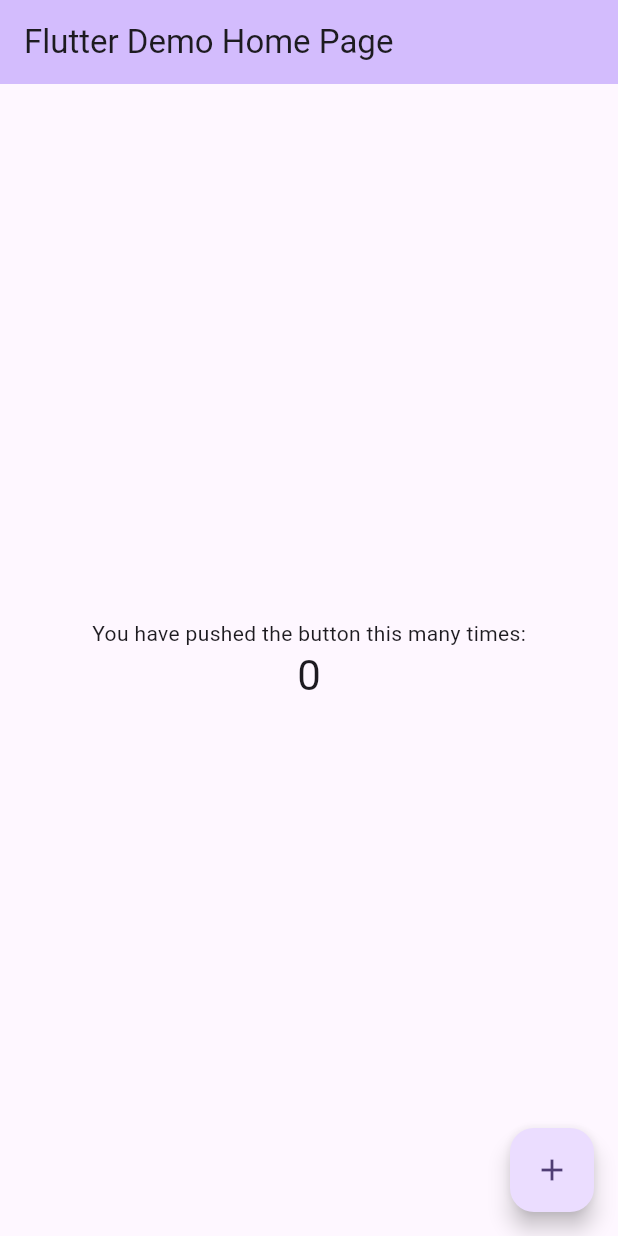
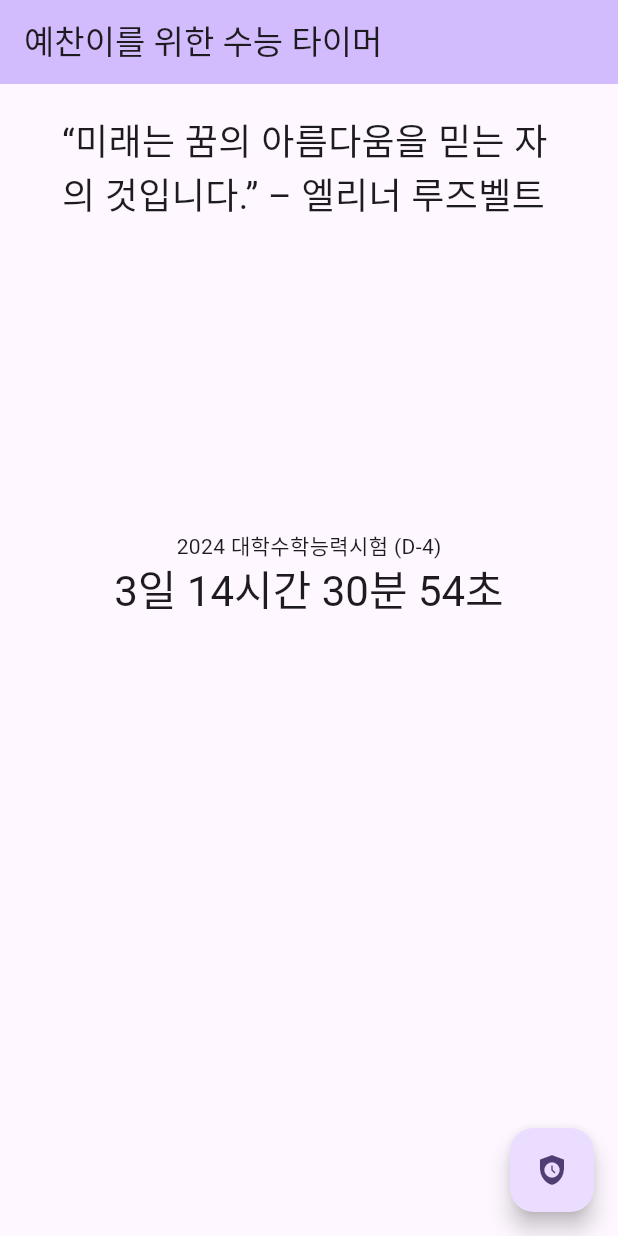
Before and after one commit to JeanValJean0520/yechanclock, a Flutter app: the screen it shows after launch, on a phone screen of 412 x 824 dp. Run offline on Flutter 3.47's test engine with Material 2 defaults, Android fonts, the phone set to English and light mode, and no system bars.

Commit message:
release v1

```diff
--- /dev/null
+++ b/lib/date.dart
@@ -0,0 +1,25 @@
+class DateData {
+  int nowYear   = 0;
+  int nowMonth  = 0;
+  int nowDay    = 0;
+  int nowHour   = 0;
+  int nowMinute = 0;
+  int nowSecond = 0;
+
+  int goalYear    = 2023;
+  int goalMonth   = 11;
+  int goalDay     = 16;
+  int goalHour    = 24;
+  int goalMinute  = 60;
+  int goalSecond  = 60;
+
+  getNowDateData(){
+    nowYear   = goalYear    - DateTime.now().year;
+    nowMonth  = goalMonth   - DateTime.now().month;
+    nowDay    = goalDay     - DateTime.now().day;
+    nowHour   = goalHour    - DateTime.now().hour;
+    nowMinute = goalMinute  - DateTime.now().minute;
+    nowSecond = goalSecond  - DateTime.now().second;
+  }
+
+}
--- a/lib/main.dart
+++ b/lib/main.dart
@@ -1,4 +1,10 @@
+import 'dart:async';
+import 'dart:math';
+
 import 'package:flutter/material.dart';
+import 'package:yechanclock/date.dart';
+import 'package:yechanclock/lock_page.dart';
+import 'package:yechanclock/word_data.dart';
 
 void main() {
   runApp(const MyApp());
@@ -7,47 +13,21 @@
 class MyApp extends StatelessWidget {
   const MyApp({super.key});
 
-  // This widget is the root of your application.
   @override
   Widget build(BuildContext context) {
     return MaterialApp(
       title: 'Flutter Demo',
       theme: ThemeData(
-        // This is the theme of your application.
-        //
-        // TRY THIS: Try running your application with "flutter run". You'll see
-        // the application has a blue toolbar. Then, without quitting the app,
-        // try changing the seedColor in the colorScheme below to Colors.green
-        // and then invoke "hot reload" (save your changes or press the "hot
-        // reload" button in a Flutter-supported IDE, or press "r" if you used
-        // the command line to start the app).
-        //
-        // Notice that the counter didn't reset back to zero; the application
-        // state is not lost during the reload. To reset the state, use hot
-        // restart instead.
-        //
-        // This works for code too, not just values: Most code changes can be
-        // tested with just a hot reload.
         colorScheme: ColorScheme.fromSeed(seedColor: Colors.deepPurple),
         useMaterial3: true,
       ),
-      home: const MyHomePage(title: 'Flutter Demo Home Page'),
+      home: const MyHomePage(title: '예찬이를 위한 수능 타이머'),
     );
   }
 }
 
 class MyHomePage extends StatefulWidget {
   const MyHomePage({super.key, required this.title});
-
-  // This widget is the home page of your application. It is stateful, meaning
-  // that it has a State object (defined below) that contains fields that affect
-  // how it looks.
-
-  // This class is the configuration for the state. It holds the values (in this
-  // case the title) provided by the parent (in this case the App widget) and
-  // used by the build method of the State. Fields in a Widget subclass are
-  // always marked "final".
-
   final String title;
 
   @override
@@ -55,71 +35,57 @@
 }
 
 class _MyHomePageState extends State<MyHomePage> {
-  int _counter = 0;
 
-  void _incrementCounter() {
-    setState(() {
-      // This call to setState tells the Flutter framework that something has
-      // changed in this State, which causes it to rerun the build method below
-      // so that the display can reflect the updated values. If we changed
-      // _counter without calling setState(), then the build method would not be
-      // called again, and so nothing would appear to happen.
-      _counter++;
-    });
-  }
+  var dateData = DateData();
+  var wordData = WordData();
+
 
   @override
   Widget build(BuildContext context) {
-    // This method is rerun every time setState is called, for instance as done
-    // by the _incrementCounter method above.
-    //
-    // The Flutter framework has been optimized to make rerunning build methods
-    // fast, so that you can just rebuild anything that needs updating rather
-    // than having to individually change instances of widgets.
-    return Scaffold(
+    final Stream _timeStreamImprove =
+    Stream.periodic(Duration(seconds: 1), (var i) {
+      dateData.getNowDateData();
+    });
+
+    int randomValue = Random().nextInt(30);
+
+    return StreamBuilder(
+      stream: _timeStreamImprove,
+      builder: (context, snapshot){
+        return  Scaffold(
           appBar: AppBar(
-        // TRY THIS: Try changing the color here to a specific color (to
-        // Colors.amber, perhaps?) and trigger a hot reload to see the AppBar
-        // change color while the other colors stay the same.
             backgroundColor: Theme.of(context).colorScheme.inversePrimary,
-        // Here we take the value from the MyHomePage object that was created by
-        // the App.build method, and use it to set our appbar title.
             title: Text(widget.title),
           ),
           body: Center(
-        // Center is a layout widget. It takes a single child and positions it
-        // in the middle of the parent.
             child: Column(
-          // Column is also a layout widget. It takes a list of children and
-          // arranges them vertically. By default, it sizes itself to fit its
-          // children horizontally, and tries to be as tall as its parent.
-          //
-          // Column has various properties to control how it sizes itself and
-          // how it positions its children. Here we use mainAxisAlignment to
-          // center the children vertically; the main axis here is the vertical
-          // axis because Columns are vertical (the cross axis would be
-          // horizontal).
-          //
-          // TRY THIS: Invoke "debug painting" (choose the "Toggle Debug Paint"
-          // action in the IDE, or press "p" in the console), to see the
-          // wireframe for each widget.
-          mainAxisAlignment: MainAxisAlignment.center,
               children: <Widget>[
-            const Text(
-              'You have pushed the button this many times:',
+                SizedBox(height: 20,),
+                Container(
+                  width: MediaQuery.sizeOf(context).width * 0.8,
+                  height: MediaQuery.sizeOf(context).height * 0.3,
+                  child: Text(
+                    wordData.wordData[randomValue],
+                    style: TextStyle(fontSize: 24),
                   ),
+                ),
+                SizedBox(height: 30,),
+                Text("2024 대학수학능력시험 (D-${dateData.nowDay})",),
                 Text(
-              '$_counter',
+                  "${dateData.nowDay -1}일 ${dateData.nowHour}시간 ${dateData.nowMinute}분 ${dateData.nowSecond}초",
                   style: Theme.of(context).textTheme.headlineMedium,
                 ),
               ],
             ),
-      ),
+          ), // T
           floatingActionButton: FloatingActionButton(
-        onPressed: _incrementCounter,
-        tooltip: 'Increment',
-        child: const Icon(Icons.add),
-      ), // This trailing comma makes auto-formatting nicer for build methods.
+            onPressed: (){
+              Navigator.push(context, MaterialPageRoute(builder: (_) => LockPage()));
+            },
+            child: Icon(Icons.safety_check),
+          ),// his trailing comma makes auto-formatting nicer for build methods.
+        );
+      },
     );
   }
 }
--- /dev/null
+++ b/lib/word_data.dart
@@ -0,0 +1,34 @@
+class WordData {
+  List<String> wordData = [
+    "“성공은 우연이 아니다. 노력, 인내, 배움, 공부, 희생, 그리고 무엇보다 자신이 하고 있는 일에 대한 사랑, 하는 법을 배우는 것이다.” – 펠레",
+    "“지식에 대한 투자는 최고의 보상을 가져다 줄 것이다.”- 벤자민 프랭클린",
+    "“많은 실패자들은 포기하기 때문에 성공이 얼마나 가까웠는지 깨닫지 못합니다.” – 토마스 에디슨",
+    "“미루는 것은 쉬운 일을 어렵게 만들고 어려운 일을 더 어렵게 만든다.” – 메이슨 쿨리",
+    "“노력을 대신할 수 있는 것은 없습니다.” – 토마스 에디슨",
+    "“더 이상 상황을 바꿀 수 없을 때 우리는 스스로를 변화시켜야 합니다.” – 빅터 프랭클",
+    "“훌륭한 사람은 레이저 같은 집중력을 가진 평범한 사람입니다.” – 브루스 리",
+    "“진짜 어려움은 극복할 수 있습니다. 정복할 수 없는 것은 상상 속의 것들뿐이다.” – 시어도어 N. 베일",
+    "“탁월함은 기술이 아니다. 태도입니다.” – 랄프 마스턴",
+    "“성적이나 결과는 행동이 아니라 습관입니다.” – 아리스토텔레스",
+    "“미래는 꿈의 아름다움을 믿는 자의 것입니다.” – 엘리너 루즈벨트",
+    "“더 많이 읽을수록 더 많은 것을 알게 될 것이고 더 많이 배울수록 더 많은 곳을 가게 될 것입니다.” – 닥터 수스",
+    " 끝날 때까지 항상 불가능해 보인다 – 넬슨 만델라",
+    "성공의 비결은 없습니다. 성공운 준비와 노력, 실패에서 배운 결과입니다. – 콜린 파월 장군",
+    "성공으로 가는 엘리베이터는 없습니다. 성공은 계단을 통해서만 도달할 수 있습니다. – 지그 지글러",
+    "“네 내면에서 ‘그림을 그릴 수 없다’는 소리가 들리면 반드시 그림을 그리십시오. 그러면 그 목소리는 잠잠해질 것입니다.” – 빈센트 반 고흐",
+    "“열심히 하면 할수록 행운도 더 많이 옵니다.” – 토마스 제퍼슨",
+    "진짜 가치가 있는 곳으로 가는 지름길은 없습니다. – 비벌리 실스",
+    "너의 꿈들을 잃지 마라. 무엇이든 성취하기 위해서는 자신에 대한 믿음과 믿음, 비전, 노력, 결단력, 헌신이 필요합니다. 믿는 자에게는 모든 것이 가능함을 기억하십시오. – 게일 데버스",
+    "제가 하는 가장 큰 후회는 한 단어로 요약할 수 있는데, 그것은 ‘미루기’ 입니다. – 론 쿠퍼",
+    "“시작하기 위해 위대해질 필요는 없지만 위대해지기 위해서는 시작해야 합니다.” – 지그 지글러",
+    "“시작하는 방법은 말을 멈추고 행동을 하는 것입니다.” – 월트 디즈니",
+    "산을 옮기는 사람은 작은 돌부터 옮기는 것부터 시작한다.” – 공자",
+    "“만족스럽게 잠자리에 들려면 매일 아침 결단력 있게 일어나야 합니다.” – 조지 로리머",
+    "“열심히 하는 것도 중요하지만 그보다 더 중요한 것이 있습니다. 바로 자신을 믿는 것입니다.” -해리 포터",
+    "“배움의 아름다운 점은 아무도 당신에게서 그것을 빼앗을 수 없다는 것입니다.” —비비 킹",
+    "핑계를 댈 때가 아니다. – 라파엘 나달",
+    "나는 내 인생에서 계속해서 실패하고 또 실패했습니다. 그리고 그것이 내가 성공하는 이유입니다. – 마이클 조던",
+    "노력을 대신할 수 있는 것은 없습니다. – 토마스 에디슨",
+    "지옥을 겪고 있다면 계속 가십시오. – 윈스턴 처칠"
+  ];
+}
--- a/pubspec.yaml
+++ b/pubspec.yaml
@@ -59,8 +59,8 @@ flutter:
   uses-material-design: true
 
   # To add assets to your application, add an assets section, like this:
-  # assets:
-  #   - images/a_dot_burr.jpeg
+  assets:
+    - assets/dnf/
   #   - images/a_dot_ham.jpeg
 
   # An image asset can refer to one or more resolution-specific "variants", see
```
Also changed, not shown: lib/image_data.dart (added, +16 -0 lines), lib/lock_page.dart (added, +65 -0 lines), assets/dnf/bakarl.jpeg (added), assets/dnf/crew.jpeg (added), assets/dnf/desle.jpeg (added), assets/dnf/dragonnight.jpeg (added), assets/dnf/elma.jpeg (added), assets/dnf/erlehee.jpeg (added), assets/dnf/muse.jpeg (added), assets/dnf/saryeong.jpeg (added), assets/dnf/soul.jpeg (added), assets/dnf/spit.jpeg (added), assets/dnf/sumue.jpeg (added), assets/dnf/travel.jpeg (added), 62 other files. Lines whose indentation alone changed are shown as unchanged.
